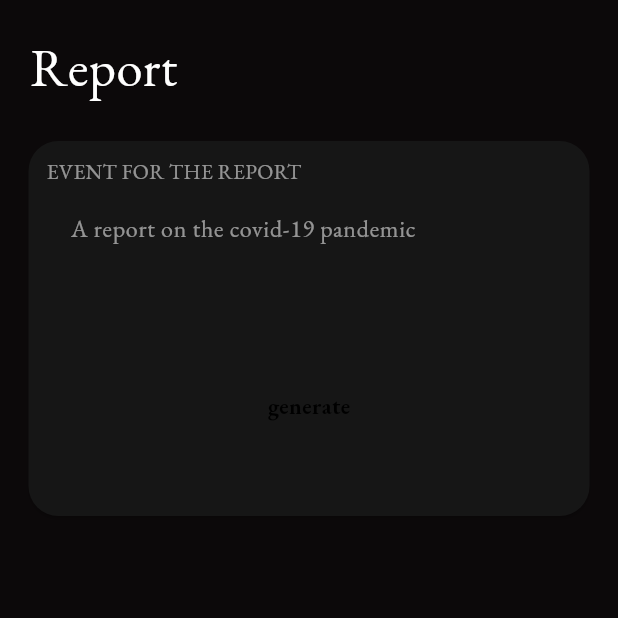
After one commit to Jayakrishnan-manoj/WriteMaster, a Flutter app: the ReportInputScreen screen opened directly, on a phone screen of 412 x 824 dp, the top half of it. The commit adds this screen. Run offline on Flutter 3.47's test engine with Material 2 defaults, Android fonts, the phone set to English and light mode, and no system bars; our stand-ins replace firebase_auth, firebase_core, font_awesome_flutter, google_sign_in; missing offline and left inert: neopop; accounts and stored records are empty.

Commit message:
complete report screen ui

```diff
--- a/lib/screens/home_screen.dart
+++ b/lib/screens/home_screen.dart
@@ -4,6 +4,7 @@ import 'package:neopop/neopop.dart';
 import 'package:write_master/constants/colors.dart';
 import 'package:write_master/screens/input_screens/essay_input_screen.dart';
 import 'package:write_master/screens/input_screens/message_input_screen.dart';
+import 'package:write_master/screens/input_screens/report_input_screen.dart';
 import 'package:write_master/services/auth_service.dart';
 
 class HomeScreen extends StatefulWidget {
@@ -163,6 +164,11 @@ class _HomeScreenState extends State<HomeScreen> {
               child: NeoPopButton(
                 onTapUp: () {
                   HapticFeedback.mediumImpact();
+                  Navigator.of(context).push(
+                    MaterialPageRoute(
+                      builder: (context) => ReportInputScreen(),
+                    ),
+                  );
                 },
                 border: Border.all(
                   color: kButtonColor,
--- /dev/null
+++ b/lib/screens/input_screens/report_input_screen.dart
@@ -0,0 +1,109 @@
+import 'package:flutter/material.dart';
+import 'package:flutter/services.dart';
+import 'package:write_master/constants/colors.dart';
+import 'package:write_master/services/response_service.dart';
+
+import '../../widgets/custom_inputfield.dart';
+
+class ReportInputScreen extends StatefulWidget {
+  const ReportInputScreen({super.key});
+
+  @override
+  State<ReportInputScreen> createState() => _ReportInputScreenState();
+}
+
+class _ReportInputScreenState extends State<ReportInputScreen> {
+  bool _isLoading = false;
+  String result = "";
+  final reportFocusNode = FocusNode();
+  bool hasResults = false;
+  final TextEditingController reportController = TextEditingController();
+
+  @override
+  void dispose() {
+    reportFocusNode.dispose();
+    reportController.dispose();
+    super.dispose();
+  }
+
+  void generateEssayResponse() {
+    reportFocusNode.unfocus();
+    HapticFeedback.lightImpact();
+    setState(() {
+      _isLoading = true;
+    });
+    generateEssay(reportController.text).then((value) {
+      setState(() {
+        result = value;
+        hasResults = true;
+        _isLoading = false;
+      });
+    });
+  }
+
+  @override
+  Widget build(BuildContext context) {
+    return Scaffold(
+      backgroundColor: kScaffoldBackgroundColor,
+      body: SingleChildScrollView(
+        child: Column(
+          children: [
+            CustomInputField(
+              title: 'Report',
+              textFieldHeader: 'EVENT FOR THE REPORT',
+              hintText: 'A report on the covid-19 pandemic',
+              textFieldController: reportController,
+              textFocusNode: reportFocusNode,
+              generateFunction: () => generateEssayResponse(),
+            ),
+            SingleChildScrollView(
+              child: Column(
+                crossAxisAlignment: CrossAxisAlignment.start,
+                children: [
+                  _isLoading
+                      ? const Padding(
+                          padding: EdgeInsets.all(20.0),
+                          child: Center(
+                            child: CircularProgressIndicator(
+                              color: Colors.white,
+                            ),
+                          ),
+                        )
+                      : Padding(
+                          padding: const EdgeInsets.symmetric(
+                            vertical: 10.0,
+                            horizontal: 20,
+                          ),
+                          child: Column(
+                            crossAxisAlignment: CrossAxisAlignment.start,
+                            children: [
+                              hasResults
+                                  ? const Text(
+                                      "KEY POINTS:",
+                                      textAlign: TextAlign.start,
+                                      style: TextStyle(
+                                        color: Colors.white,
+                                        fontSize: 20,
+                                      ),
+                                    )
+                                  : Container(),
+                              Text(
+                                result,
+                                textAlign: TextAlign.start,
+                                style: const TextStyle(
+                                  color: Colors.white,
+                                  fontSize: 18,
+                                ),
+                              ),
+                            ],
+                          ),
+                        ),
+                ],
+              ),
+            ),
+          ],
+        ),
+      ),
+    );
+  }
+}
```
